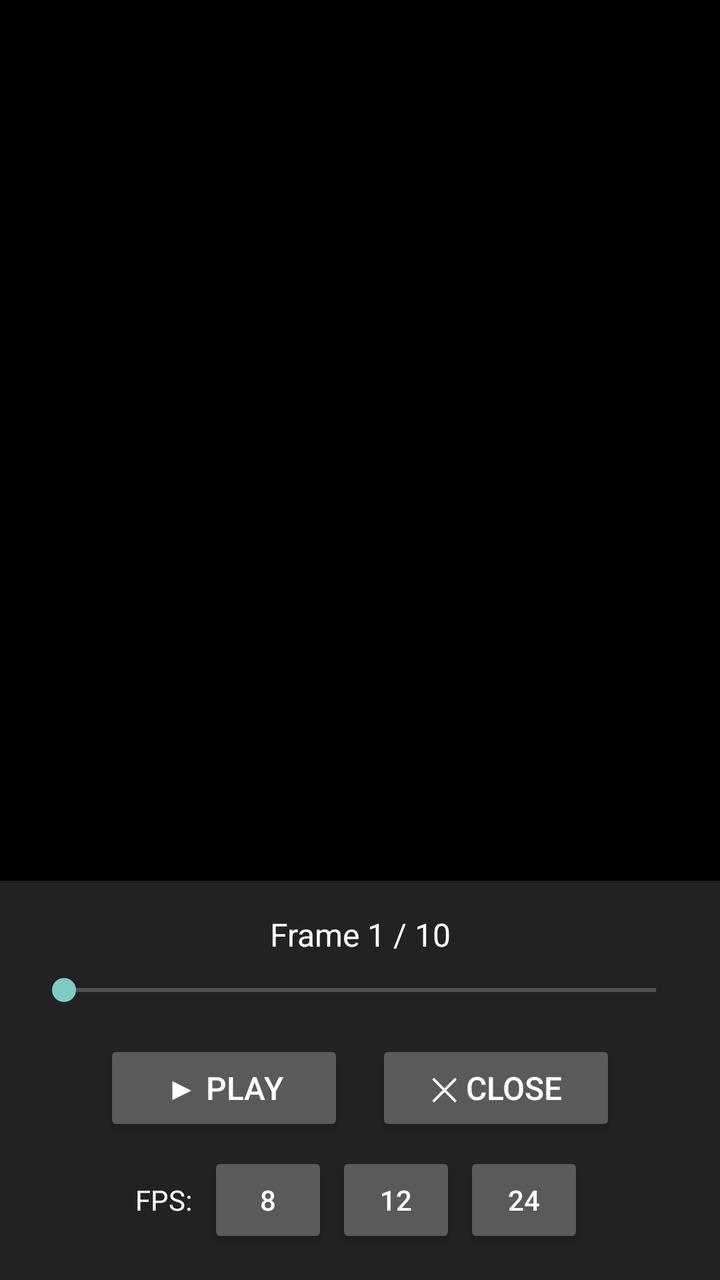
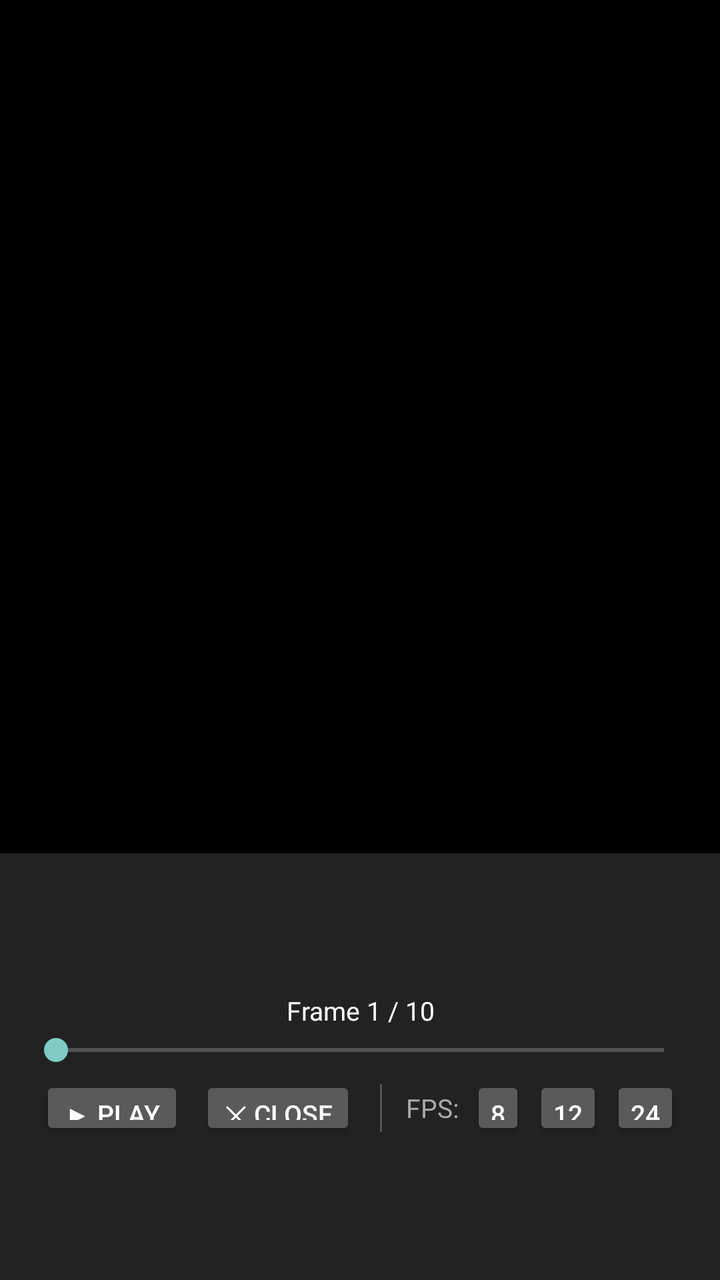

Compare the two renders of this Android layout. The source of the first and the diff that turns it into the second are given below.
<!-- AndroidManifest.xml: activity theme Theme.AppCompat.NoActionBar -->
<!-- res/layout/activity_frame_preview.xml -->
<?xml version="1.0" encoding="utf-8"?>
<androidx.constraintlayout.widget.ConstraintLayout 
    xmlns:android="http://schemas.android.com/apk/res/android"
    xmlns:app="http://schemas.android.com/apk/res-auto"
    android:layout_width="match_parent"
    android:layout_height="match_parent"
    android:background="#000000">

    
    <ImageView
        android:id="@+id/previewImageView"
        android:layout_width="0dp"
        android:layout_height="0dp"
        android:scaleType="fitCenter"
        app:layout_constraintTop_toTopOf="parent"
        app:layout_constraintBottom_toTopOf="@id/controlsPanel"
        app:layout_constraintStart_toStartOf="parent"
        app:layout_constraintEnd_toEndOf="parent" />

    
    <LinearLayout
        android:id="@+id/controlsPanel"
        android:layout_width="match_parent"
        android:layout_height="wrap_content"
        android:orientation="vertical"
        android:padding="16dp"
        android:background="#222222"
        app:layout_constraintBottom_toBottomOf="parent"
        app:layout_constraintStart_toStartOf="parent"
        app:layout_constraintEnd_toEndOf="parent">

        
        <TextView
            android:id="@+id/frameCounter"
            android:layout_width="match_parent"
            android:layout_height="wrap_content"
            android:text="Frame 1 / 10"
            android:textColor="#FFFFFF"
            android:textSize="16sp"
            android:gravity="center"
            android:paddingBottom="8dp" />

        
        <SeekBar
            android:id="@+id/frameSeekBar"
            android:layout_width="match_parent"
            android:layout_height="wrap_content"
            android:layout_marginBottom="16dp" />

        
        <LinearLayout
            android:layout_width="match_parent"
            android:layout_height="wrap_content"
            android:orientation="horizontal"
            android:gravity="center"
            android:layout_marginBottom="8dp">

            <Button
                android:id="@+id/playButton"
                android:layout_width="wrap_content"
                android:layout_height="wrap_content"
                android:text="▶ Play"
                android:textSize="16sp"
                android:minWidth="120dp" />

            <Button
                android:id="@+id/closeButton"
                android:layout_width="wrap_content"
                android:layout_height="wrap_content"
                android:text="✕ Close"
                android:textSize="16sp"
                android:layout_marginStart="16dp"
                android:minWidth="120dp" />

        </LinearLayout>

        
        <LinearLayout
            android:layout_width="match_parent"
            android:layout_height="wrap_content"
            android:orientation="horizontal"
            android:gravity="center">

            <TextView
                android:layout_width="wrap_content"
                android:layout_height="wrap_content"
                android:text="FPS:"
                android:textColor="#FFFFFF"
                android:textSize="14sp"
                android:layout_marginEnd="8dp" />

            <Button
                android:id="@+id/fps8Button"
                android:layout_width="wrap_content"
                android:layout_height="wrap_content"
                android:text="8"
                android:minWidth="60dp"
                android:layout_marginEnd="4dp" />

            <Button
                android:id="@+id/fps12Button"
                android:layout_width="wrap_content"
                android:layout_height="wrap_content"
                android:text="12"
                android:minWidth="60dp"
                android:layout_marginEnd="4dp" />

            <Button
                android:id="@+id/fps24Button"
                android:layout_width="wrap_content"
                android:layout_height="wrap_content"
                android:text="24"
                android:minWidth="60dp" />

        </LinearLayout>

    </LinearLayout>

</androidx.constraintlayout.widget.ConstraintLayout>
<!-- resources referenced by this layout -->
<resources>

</resources>

<!-- the commit's change to res/layout/activity_frame_preview.xml (unified diff, before → after) -->
@@ -1,33 +1,32 @@
 <?xml version="1.0" encoding="utf-8"?>
-<androidx.constraintlayout.widget.ConstraintLayout 
+<LinearLayout
     xmlns:android="http://schemas.android.com/apk/res/android"
-    xmlns:app="http://schemas.android.com/apk/res-auto"
     android:layout_width="match_parent"
     android:layout_height="match_parent"
+    android:orientation="vertical"
     android:background="#000000">
 
     
     <ImageView
         android:id="@+id/previewImageView"
-        android:layout_width="0dp"
+        android:layout_width="match_parent"
         android:layout_height="0dp"
+        android:layout_weight="2"
         android:scaleType="fitCenter"
-        app:layout_constraintTop_toTopOf="parent"
-        app:layout_constraintBottom_toTopOf="@id/controlsPanel"
-        app:layout_constraintStart_toStartOf="parent"
-        app:layout_constraintEnd_toEndOf="parent" />
+        android:background="#000000" />
 
     
     <LinearLayout
-        android:id="@+id/controlsPanel"
         android:layout_width="match_parent"
-        android:layout_height="wrap_content"
+        android:layout_height="0dp"
+        android:layout_weight="1"
         android:orientation="vertical"
-        android:padding="16dp"
         android:background="#222222"
-        app:layout_constraintBottom_toBottomOf="parent"
-        app:layout_constraintStart_toStartOf="parent"
-        app:layout_constraintEnd_toEndOf="parent">
+        android:paddingStart="12dp"
+        android:paddingEnd="12dp"
+        android:paddingTop="4dp"
+        android:paddingBottom="4dp"
+        android:gravity="center_vertical">
 
         
         <TextView
@@ -36,43 +35,16 @@
             android:layout_height="wrap_content"
             android:text="Frame 1 / 10"
             android:textColor="#FFFFFF"
-            android:textSize="16sp"
+            android:textSize="13sp"
             android:gravity="center"
-            android:paddingBottom="8dp" />
+            android:paddingBottom="2dp" />
 
         
         <SeekBar
             android:id="@+id/frameSeekBar"
             android:layout_width="match_parent"
             android:layout_height="wrap_content"
-            android:layout_marginBottom="16dp" />
-
-        
-        <LinearLayout
-            android:layout_width="match_parent"
-            android:layout_height="wrap_content"
-            android:orientation="horizontal"
-            android:gravity="center"
-            android:layout_marginBottom="8dp">
-
-            <Button
-                android:id="@+id/playButton"
-                android:layout_width="wrap_content"
-                android:layout_height="wrap_content"
-                android:text="▶ Play"
-                android:textSize="16sp"
-                android:minWidth="120dp" />
-
-            <Button
-                android:id="@+id/closeButton"
-                android:layout_width="wrap_content"
-                android:layout_height="wrap_content"
-                android:text="✕ Close"
-                android:textSize="16sp"
-                android:layout_marginStart="16dp"
-                android:minWidth="120dp" />
-
-        </LinearLayout>
+            android:layout_marginBottom="4dp" />
 
         
         <LinearLayout
@@ -81,39 +53,82 @@
             android:orientation="horizontal"
             android:gravity="center">
 
+            <Button
+                android:id="@+id/playButton"
+                android:layout_width="wrap_content"
+                android:layout_height="32dp"
+                android:text="▶ Play"
+                android:textSize="13sp"
+                android:paddingStart="12dp"
+                android:paddingEnd="12dp"
+                android:minWidth="0dp"
+                android:minHeight="0dp" />
+
+            <Button
+                android:id="@+id/closeButton"
+                android:layout_width="wrap_content"
+                android:layout_height="32dp"
+                android:text="✕ Close"
+                android:textSize="13sp"
+                android:paddingStart="12dp"
+                android:paddingEnd="12dp"
+                android:minWidth="0dp"
+                android:minHeight="0dp"
+                android:layout_marginStart="8dp" />
+
+            
+            <View
+                android:layout_width="1dp"
+                android:layout_height="24dp"
+                android:background="#555555"
+                android:layout_marginStart="12dp"
+                android:layout_marginEnd="12dp" />
+
             <TextView
                 android:layout_width="wrap_content"
                 android:layout_height="wrap_content"
                 android:text="FPS:"
-                android:textColor="#FFFFFF"
-                android:textSize="14sp"
-                android:layout_marginEnd="8dp" />
+                android:textColor="#AAAAAA"
+                android:textSize="13sp"
+                android:layout_marginEnd="6dp" />
 
             <Button
                 android:id="@+id/fps8Button"
                 android:layout_width="wrap_content"
-                android:layout_height="wrap_content"
+                android:layout_height="32dp"
                 android:text="8"
-                android:minWidth="60dp"
-                android:layout_marginEnd="4dp" />
+                android:textSize="13sp"
+                android:paddingStart="10dp"
+                android:paddingEnd="10dp"
+                android:minWidth="0dp"
+                android:minHeight="0dp" />
 
             <Button
                 android:id="@+id/fps12Button"
                 android:layout_width="wrap_content"
-                android:layout_height="wrap_content"
+                android:layout_height="32dp"
                 android:text="12"
-                android:minWidth="60dp"
-                android:layout_marginEnd="4dp" />
+                android:textSize="13sp"
+                android:paddingStart="10dp"
+                android:paddingEnd="10dp"
+                android:minWidth="0dp"
+                android:minHeight="0dp"
+                android:layout_marginStart="4dp" />
 
             <Button
                 android:id="@+id/fps24Button"
                 android:layout_width="wrap_content"
-                android:layout_height="wrap_content"
+                android:layout_height="32dp"
                 android:text="24"
-                android:minWidth="60dp" />
+                android:textSize="13sp"
+                android:paddingStart="10dp"
+                android:paddingEnd="10dp"
+                android:minWidth="0dp"
+                android:minHeight="0dp"
+                android:layout_marginStart="4dp" />
 
         </LinearLayout>
 
     </LinearLayout>
 
-</androidx.constraintlayout.widget.ConstraintLayout>
+</LinearLayout>
